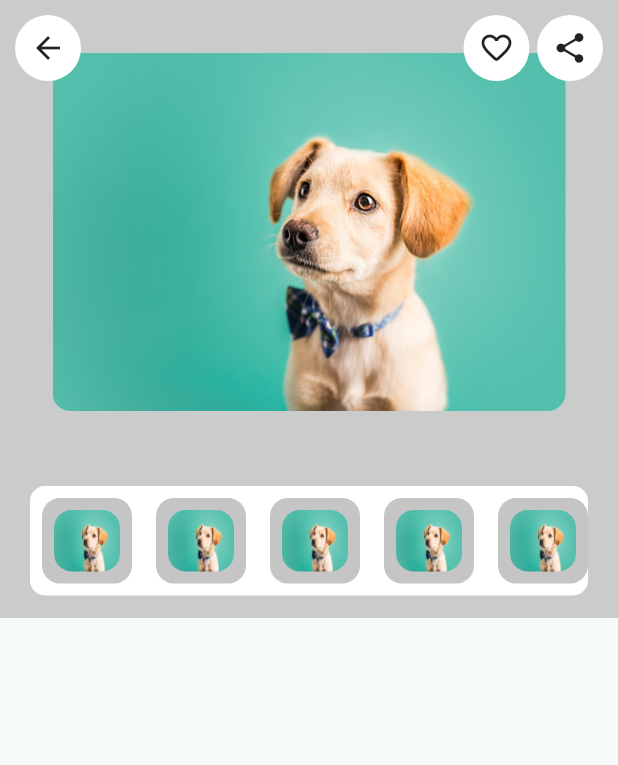
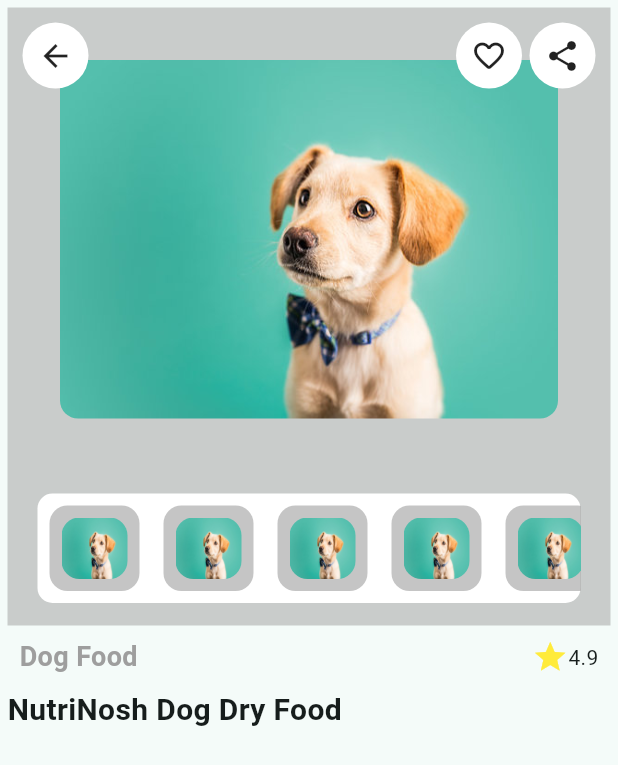
Before and after one commit to sandei-travolta/pet_food, a Flutter app: the DescriptionPage screen opened directly, on a phone screen of 412 x 824 dp. Shown: the top 765 px of the screen. Run offline on Flutter 3.47's test engine with Material 3 defaults, Android fonts, the phone set to English and light mode, and no system bars; our stand-ins replace cached_network_image, flutter_svg; missing offline and left inert: dart:ffi.

Commit message:
created the product description page

```diff
--- a/lib/src/screens/description_page.dart
+++ b/lib/src/screens/description_page.dart
@@ -9,7 +9,10 @@ class DescriptionPage extends StatelessWidget {
   Widget build(BuildContext context) {
     return Scaffold(
       body: SafeArea(
+        child: Padding(
+          padding: const EdgeInsets.all(5.0),
           child: Column(
+            crossAxisAlignment: CrossAxisAlignment.start,
             children: [
               Stack(
                 children: [
@@ -75,7 +78,32 @@ class DescriptionPage extends StatelessWidget {
                       )))
                 ],
               ),
+              Padding(
+                padding: const EdgeInsets.all(8.0),
+                child: Row(
+                  mainAxisAlignment: MainAxisAlignment.spaceBetween,
+                  children: [
+                    Text("Dog Food",style: TextStyle(
+                      fontSize: 18,
+                      fontWeight: FontWeight.w600,
+                      color: Colors.grey
+                    ),),
+                    Row(
+                      children: [
+                        Icon(Icons.star,color: Colors.yellow,),
+                        Text("4.9")
                       ],
+                    )
+                  ],
+                ),
+              ),
+              Text("NutriNosh Dog Dry Food",style: TextStyle(
+                fontWeight: FontWeight.w700,
+                fontSize: 20
+              ),),
+
+            ],
+          ),
         ),
       ),
     );
```
Lines whose indentation alone changed are shown as unchanged.
